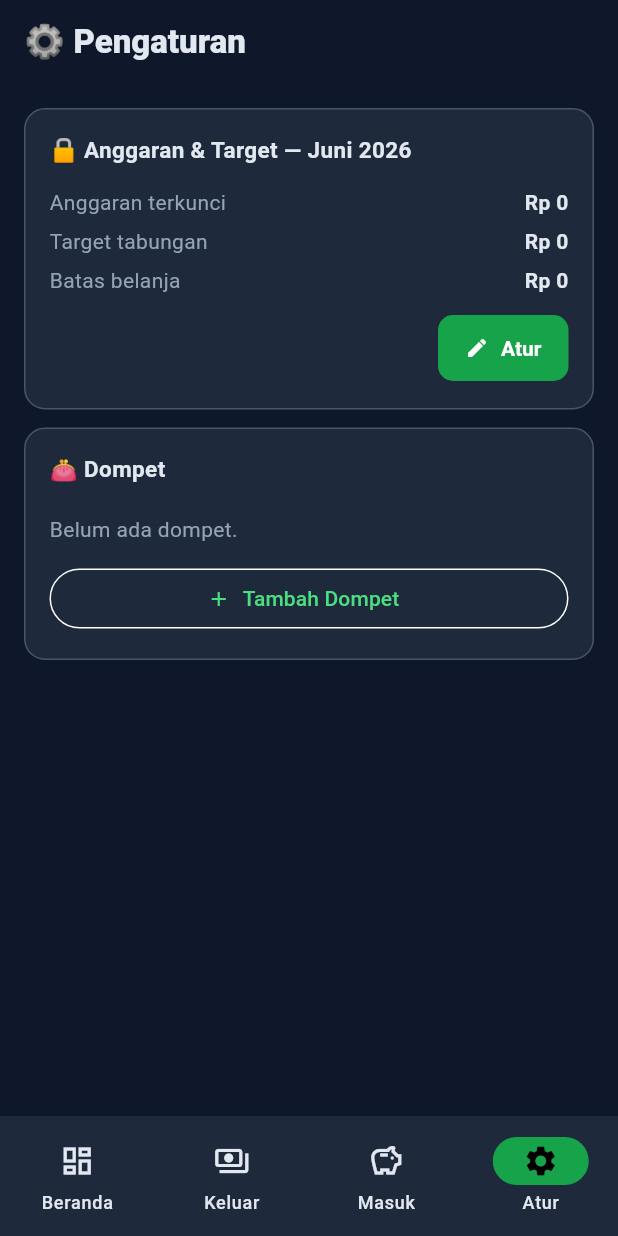
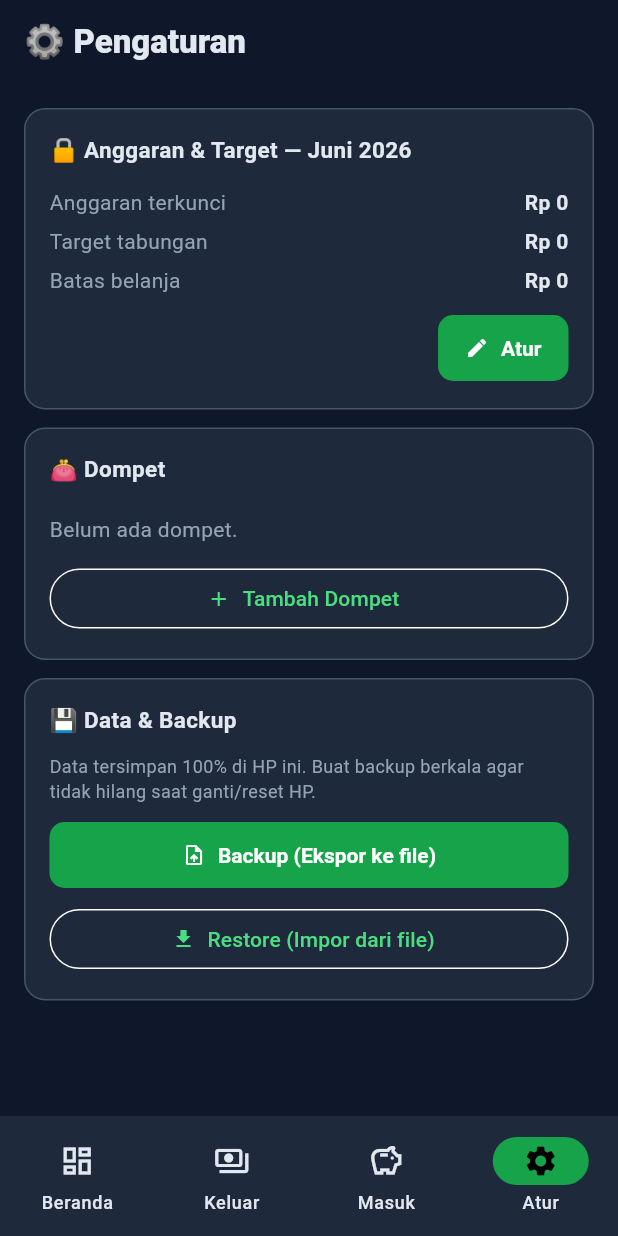
Before and after one commit to Hendrawan08/aplikasi_keuangan, a Flutter app: the screen it shows after launch, item 4 of the bottom bar chosen, on a phone screen of 412 x 824 dp. Run offline on Flutter 3.47's test engine with Material 3 defaults, Android fonts, the phone set to English and light mode, and no system bars; our stand-ins replace drift, file_picker, flutter_riverpod, share_plus; accounts and stored records are empty; generated files the repository leaves out were written again.

Commit message:
feat(backup): Backup/Restore ke file + label app Android
- BackupService: export seluruh 12 tabel ke JSON ber-versi, import dengan
  ganti-total (insertOrReplace) dalam transaksi; tolak file asing
- UI Pengaturan: seksi 'Data & Backup' — Ekspor (share_plus) & Impor
  (file_picker) dengan konfirmasi sebelum mengganti data
- provider backupService
- label aplikasi Android: 'DanaPintar AI'

Verifikasi: flutter analyze bersih, 38 test lulus (3 test backup:
round-trip, idempotensi, tolak file asing).

```diff
--- a/danapintar/lib/presentation/features/pengaturan/pengaturan_page.dart
+++ b/danapintar/lib/presentation/features/pengaturan/pengaturan_page.dart
@@ -1,6 +1,12 @@
+import 'dart:io';
+
+import 'package:file_picker/file_picker.dart';
 import 'package:flutter/material.dart';
 import 'package:flutter/services.dart';
 import 'package:flutter_riverpod/flutter_riverpod.dart';
+import 'package:intl/intl.dart';
+import 'package:path_provider/path_provider.dart';
+import 'package:share_plus/share_plus.dart';
 
 import '../../../core/constants/app_constants.dart';
 import '../../../core/theme/app_colors.dart';
@@ -77,9 +83,93 @@ class PengaturanPage extends ConsumerWidget {
             ],
           ),
         ),
+        const SizedBox(height: 12),
+        _Card(
+          title: '💾 Data & Backup',
+          child: Column(
+            crossAxisAlignment: CrossAxisAlignment.stretch,
+            children: [
+              const Text(
+                'Data tersimpan 100% di HP ini. Buat backup berkala agar tidak '
+                'hilang saat ganti/reset HP.',
+                style: TextStyle(color: AppColors.text2, fontSize: 12),
+              ),
+              const SizedBox(height: 10),
+              ElevatedButton.icon(
+                icon: const Icon(Icons.upload_file, size: 16),
+                label: const Text('Backup (Ekspor ke file)'),
+                onPressed: () => _backup(context, ref),
+              ),
+              const SizedBox(height: 8),
+              OutlinedButton.icon(
+                icon: const Icon(Icons.download, size: 16),
+                label: const Text('Restore (Impor dari file)'),
+                onPressed: () => _restore(context, ref),
+              ),
+            ],
+          ),
+        ),
       ],
     );
   }
+
+  Future<void> _backup(BuildContext context, WidgetRef ref) async {
+    try {
+      final json = await ref.read(backupServiceProvider).exportJson();
+      final dir = await getTemporaryDirectory();
+      final stamp = DateFormat('yyyyMMdd_HHmm').format(DateTime.now());
+      final file = File('${dir.path}/danapintar_backup_$stamp.json');
+      await file.writeAsString(json);
+      await SharePlus.instance.share(
+        ShareParams(
+          files: [XFile(file.path)],
+          text: 'Backup DanaPintar — simpan file ini di tempat aman.',
+        ),
+      );
+    } catch (e) {
+      if (context.mounted) _snack(context, '❌ Gagal backup: $e');
+    }
+  }
+
+  Future<void> _restore(BuildContext context, WidgetRef ref) async {
+    final res = await FilePicker.platform.pickFiles(
+      type: FileType.custom,
+      allowedExtensions: ['json'],
+    );
+    final path = res?.files.single.path;
+    if (path == null) return;
+    if (!context.mounted) return;
+
+    final ok = await showDialog<bool>(
+      context: context,
+      builder: (_) => AlertDialog(
+        title: const Text('Restore data?'),
+        content: const Text(
+            'Seluruh data saat ini akan DIGANTI dengan isi file backup. '
+            'Tindakan ini tidak bisa dibatalkan.'),
+        actions: [
+          TextButton(
+              onPressed: () => Navigator.pop(context, false),
+              child: const Text('Batal')),
+          TextButton(
+              onPressed: () => Navigator.pop(context, true),
+              child: const Text('Restore')),
+        ],
+      ),
+    );
+    if (ok != true) return;
+
+    try {
+      final content = await File(path).readAsString();
+      await ref.read(backupServiceProvider).importJson(content);
+      if (context.mounted) _snack(context, '✅ Data berhasil dipulihkan.');
+    } catch (e) {
+      if (context.mounted) _snack(context, '❌ Gagal restore: $e');
+    }
+  }
+
+  void _snack(BuildContext context, String msg) => ScaffoldMessenger.of(context)
+      .showSnackBar(SnackBar(content: Text(msg)));
 
   Widget _kv(String k, String v) => Padding(
         padding: const EdgeInsets.symmetric(vertical: 3),
--- a/danapintar/lib/presentation/providers/providers.dart
+++ b/danapintar/lib/presentation/providers/providers.dart
@@ -1,6 +1,7 @@
 import 'package:flutter_riverpod/flutter_riverpod.dart';
 import 'package:flutter_riverpod/legacy.dart';
 
+import '../../data/backup/backup_service.dart';
 import '../../data/local/database.dart';
 import '../../data/repositories/budget_repository.dart';
 import '../../data/repositories/pemasukan_repository.dart';
@@ -17,6 +18,8 @@ final walletRepoProvider =
     Provider((ref) => WalletRepository(ref.watch(databaseProvider)));
 final budgetRepoProvider =
     Provider((ref) => BudgetRepository(ref.watch(databaseProvider)));
+final backupServiceProvider =
+    Provider((ref) => BackupService(ref.watch(databaseProvider)));
 
 // ── Stream data (reaktif dari DB) ─────────────────────────────
 final transaksiListProvider = StreamProvider<List<TransaksiData>>(
--- a/danapintar/pubspec.yaml
+++ b/danapintar/pubspec.yaml
@@ -41,6 +41,8 @@ dependencies:
   path: ^1.9.1
   intl: ^0.20.2
   uuid: ^4.5.3
+  file_picker: ^3.0.4
+  share_plus: ^13.1.0
 
 dev_dependencies:
   flutter_test:
```
Also changed, not shown: danapintar/lib/data/backup/backup_service.dart (added, +145 -0 lines), danapintar/pubspec.lock, 2 other files.
